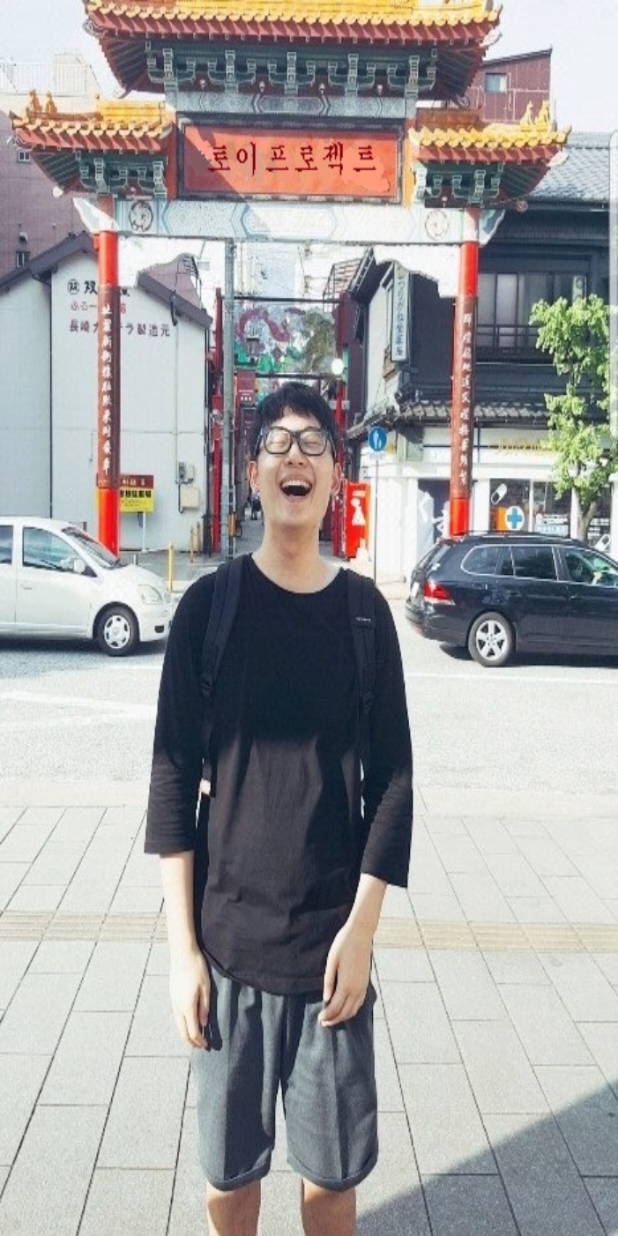
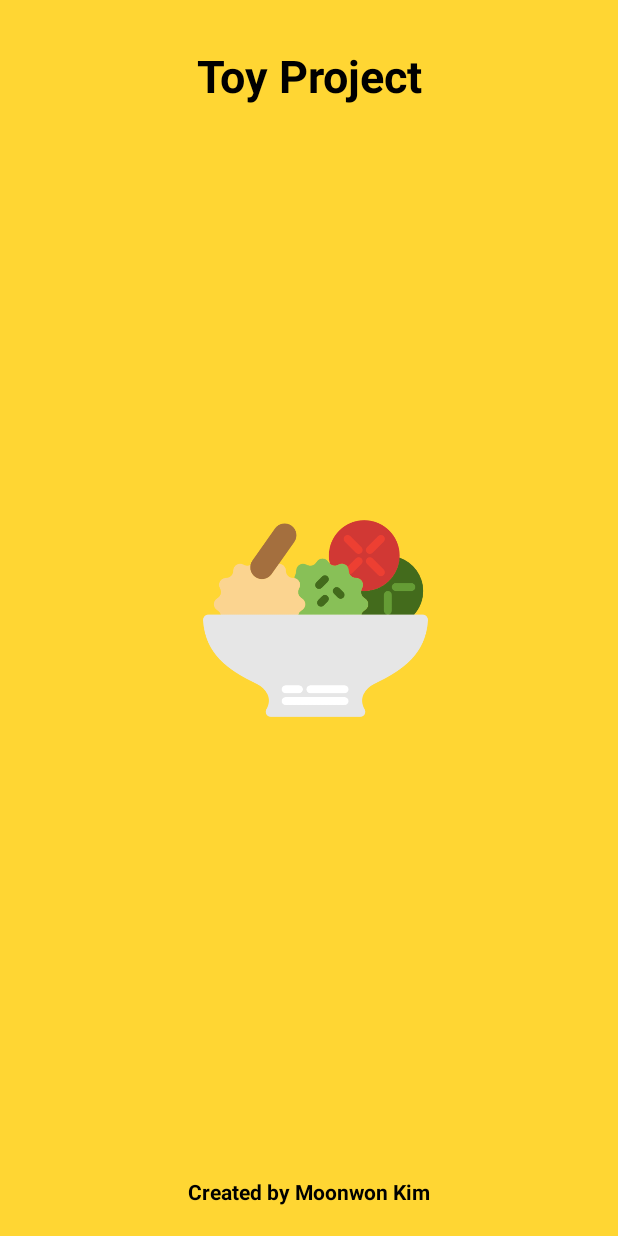
Before and after one commit to gomyk/FoodReviewApp, an Android app: the SplashActivity screen opened directly, with no data from a screen before it, on a phone screen of 412 x 824 dp. Run offline under Robolectric (Android 15) with nearby library versions, the light colour scheme and no system bars; 1 statement that could not run was skipped.

Commit message:
Add animation splash screen [2019/05/25]

```diff
--- a/app/src/main/java/com/example/toyproject/SplashActivity.java
+++ b/app/src/main/java/com/example/toyproject/SplashActivity.java
@@ -1,36 +1,50 @@
 package com.example.toyproject;
 
 import android.content.Intent;
+import android.graphics.drawable.AnimationDrawable;
 import android.os.Handler;
 import android.app.Activity;
 import android.os.Bundle;
+import android.widget.ImageView;
 
 public class SplashActivity extends Activity {
     private Handler mWaitHandler = new Handler();
-
+    private ImageView mContainer;
+    private AnimationDrawable mAnimationDrawable;
     @Override
     protected void onCreate(Bundle savedInstanceState) {
         super.onCreate(savedInstanceState);
         setContentView(R.layout.activity_splash);
 
-        mWaitHandler.postDelayed(new Runnable() {
+        mContainer = findViewById(R.id.iv_icons);
+        mContainer.setBackgroundResource(R.drawable.splash_animation);
 
-            @Override
-            public void run() {
-                try {
-                    Intent intent = new Intent(getApplicationContext(), MainActivity.class);
-                    startActivity(intent);
-                    finish();
-                } catch (Exception e) {
-                    e.printStackTrace();
-                }
-            }
-        }, 1000);
+        mAnimationDrawable = (AnimationDrawable) mContainer.getBackground();
     }
-
+    @Override
+    protected void onResume() {
+        super.onResume();
+        mAnimationDrawable.start();
+        checkAnimationStatus(50, mAnimationDrawable);
+    }
     @Override
     public void onDestroy() {
         super.onDestroy();
         mWaitHandler.removeCallbacksAndMessages(null);
     }
+    private void checkAnimationStatus(final int time, final AnimationDrawable animationDrawable) {
+        Handler handler = new Handler();
+        handler.postDelayed(new Runnable() {
+            @Override
+            public void run() {
+                if (animationDrawable.getCurrent() != animationDrawable.getFrame(animationDrawable.getNumberOfFrames() - 1)){
+                    checkAnimationStatus(time, animationDrawable);
+                } else{
+                    Intent intent = new Intent(getApplicationContext(), MainActivity.class);
+                    startActivity(intent);
+                    finish();
+                }
+            }
+        }, time);
+    }
 }
--- /dev/null
+++ b/app/src/main/res/drawable/splash_animation.xml
@@ -0,0 +1,20 @@
+<?xml version="1.0" encoding="utf-8"?>
+<animation-list xmlns:android="http://schemas.android.com/apk/res/android"
+    android:id="@+id/animation_list_splash"
+    android:oneshot="false">
+    <item
+        android:drawable="@drawable/pizza"
+        android:duration="250" />
+    <item
+        android:drawable="@drawable/ramen"
+        android:duration="250" />
+    <item
+        android:drawable="@drawable/sushi"
+        android:duration="250" />
+    <item
+        android:drawable="@drawable/turkey"
+        android:duration="250" />
+    <item
+        android:drawable="@drawable/salad"
+        android:duration="250" />
+</animation-list>
--- a/app/src/main/res/layout/activity_splash.xml
+++ b/app/src/main/res/layout/activity_splash.xml
@@ -2,17 +2,48 @@
 <android.support.constraint.ConstraintLayout
     xmlns:android="http://schemas.android.com/apk/res/android"
     xmlns:app="http://schemas.android.com/apk/res-auto"
+    android:background="@color/colorPrimaryDark"
     android:layout_width="match_parent"
     android:layout_height="match_parent">
 
-    <android.support.v7.widget.AppCompatImageView
+    <TextView
+        android:id="@+id/tv_intro"
         android:layout_width="match_parent"
-        android:layout_height="0dp"
-        android:scaleType="fitXY"
-        android:src="@drawable/kimdonghyun"
+        android:layout_height="wrap_content"
+        android:layout_marginTop="30dp"
+        android:gravity="center"
+        android:text="Toy Project"
+        android:textColor="@color/colorBlack"
+        android:textSize="30dp"
+        android:textStyle="bold"
+        app:layout_constraintTop_toTopOf="parent" />
+
+
+    <ImageView
+        android:id="@+id/iv_icons"
+        android:layout_width="150dp"
+        android:layout_height="150dp"
+        android:layout_gravity="center"
+        android:layout_marginStart="8dp"
+        android:layout_marginTop="8dp"
+        android:layout_marginBottom="8dp"
         app:layout_constraintBottom_toBottomOf="parent"
         app:layout_constraintEnd_toEndOf="parent"
         app:layout_constraintStart_toStartOf="parent"
         app:layout_constraintTop_toTopOf="parent" />
 
+
+    <TextView
+        android:id="@+id/tv_created_by"
+        android:layout_width="wrap_content"
+        android:layout_height="wrap_content"
+        android:layout_marginStart="8dp"
+        android:layout_marginEnd="8dp"
+        android:layout_marginBottom="20dp"
+        android:text="@string/created_by"
+        android:textColor="@color/colorBlack"
+        android:textStyle="bold"
+        app:layout_constraintBottom_toBottomOf="parent"
+        app:layout_constraintEnd_toEndOf="parent"
+        app:layout_constraintStart_toStartOf="parent" />
 </android.support.constraint.ConstraintLayout>
--- a/app/src/main/res/values/strings.xml
+++ b/app/src/main/res/values/strings.xml
@@ -16,7 +16,7 @@
     <string name="female">Female</string>
     <string name="usermgmg_name">Write Your Name</string>
     <string name="usermgmg_age">Write Your Age</string>
-
+    <string name="created_by">Created by Moonwon Kim</string>
 
     <!-- button -->
     <string name="button_ok">Ok</string>
```
Also changed, not shown: app/src/main/res/drawable-v24/pizza.png (added), app/src/main/res/drawable-v24/ramen.png (added), app/src/main/res/drawable-v24/salad.png (added), app/src/main/res/drawable-v24/sushi.png (added), app/src/main/res/drawable-v24/turkey.png (added).
